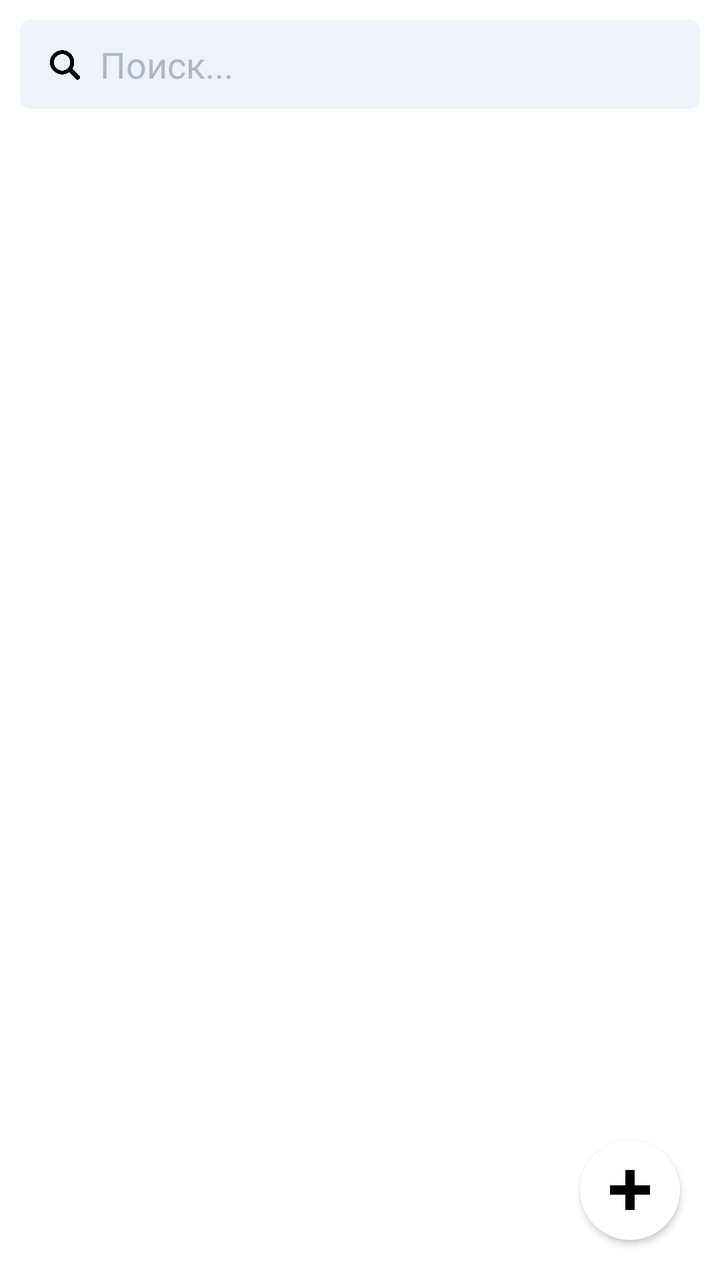
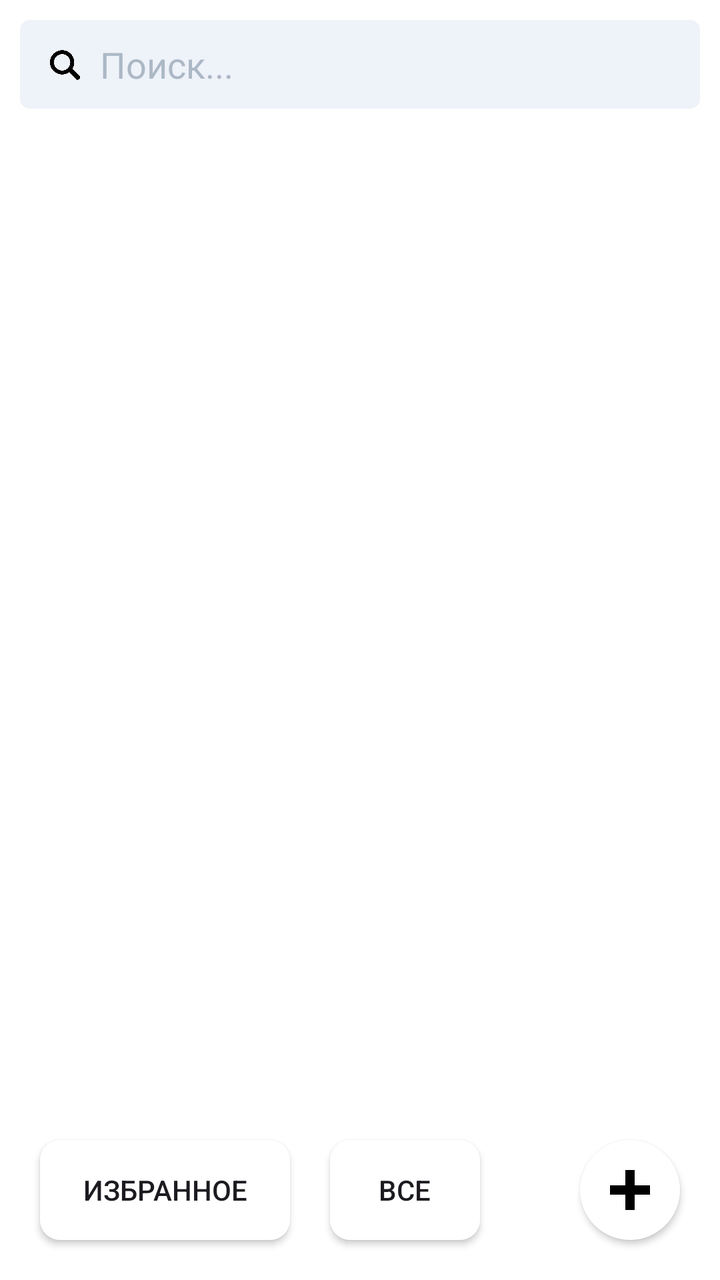

Two renders of the same Android screen: before a commit and after it. Below are the layout's source before the change and the commit's diff.
<!-- AndroidManifest.xml: application theme Theme.Notes_Klimov -->
<!-- res/layout/activity_notes.xml -->
<?xml version="1.0" encoding="utf-8"?>
<androidx.constraintlayout.widget.ConstraintLayout xmlns:android="http://schemas.android.com/apk/res/android"
    xmlns:app="http://schemas.android.com/apk/res-auto"
    xmlns:tools="http://schemas.android.com/tools"
    android:id="@+id/main"
    android:layout_width="match_parent"
    android:layout_height="match_parent"
    android:background="@color/white"
    tools:context=".presentations.NotesActivity">

    <EditText
        android:id="@+id/et_search"
        android:layout_width="match_parent"
        android:layout_height="wrap_content"
        android:layout_margin="10dp"
        android:background="@drawable/background_search"
        android:hint="Поиск..."
        android:paddingLeft="40dp"
        android:paddingTop="10dp"
        android:paddingRight="10dp"
        android:paddingBottom="10dp"
        android:textColor="@color/black"
        android:textColorHint="#ACB8C5"
        app:layout_constraintEnd_toEndOf="parent"
        app:layout_constraintStart_toStartOf="parent"
        app:layout_constraintTop_toTopOf="parent"/>

    <ImageView
        android:id="@+id/imageView"
        android:layout_width="15dp"
        android:layout_height="15dp"
        android:layout_marginTop="25dp"
        android:layout_marginLeft="25dp"
        android:src="@drawable/ic_search"
        app:layout_constraintStart_toStartOf="parent"
        app:layout_constraintTop_toTopOf="parent" />

    <ScrollView
        android:id="@+id/scrollView2"
        android:layout_width="match_parent"
        android:layout_height="0dp"
        android:layout_margin="10dp"
        app:layout_constraintBottom_toBottomOf="parent"
        app:layout_constraintEnd_toEndOf="parent"
        app:layout_constraintStart_toStartOf="parent"
        app:layout_constraintTop_toBottomOf="@+id/et_search">

        <GridLayout
            android:id="@+id/gl_notes"
            android:layout_width="match_parent"
            android:layout_height="wrap_content"
            android:columnCount="2"/>

    </ScrollView>

    <androidx.appcompat.widget.AppCompatButton
        android:id="@+id/btn_add_notes"
        android:layout_width="50dp"
        android:layout_height="50dp"
        android:layout_margin="20dp"
        android:background="@drawable/background_button"
        app:layout_constraintBottom_toBottomOf="parent"
        app:layout_constraintEnd_toEndOf="parent" />

</androidx.constraintlayout.widget.ConstraintLayout>
<!-- resources referenced by this layout -->
<resources>
  <color name="black">#FF000000</color>
  <color name="white">#FFFFFFFF</color>
  <!-- drawable background_button (drawable) -->
  <?xml version="1.0" encoding="utf-8"?>
  <layer-list xmlns:android="http://schemas.android.com/apk/res/android">
      <item>
          <shape>
              <solid android:color="@color/white"/>
              <corners android:radius="50dp"/>
          </shape>
      </item>
  
      <item
          android:drawable="@drawable/ic_plus"
          android:width="20dp"
          android:height="20dp"
          android:gravity="center"/>
  </layer-list>
  <!-- drawable background_search (drawable) -->
  <?xml version="1.0" encoding="utf-8"?>
  <shape xmlns:android="http://schemas.android.com/apk/res/android">
      <solid android:color="#EEF2F9"/>
      <corners android:radius="5dp"/>
  </shape>
  <!-- drawable ic_search: png bitmap (drawable, 7463 bytes) -->
  <style name="Theme.Notes_Klimov" parent="Base.Theme.Notes_Klimov" />
  <!-- drawable ic_plus: png bitmap (drawable, 1712 bytes) -->
  <style name="Base.Theme.Notes_Klimov" parent="Theme.Material3.DayNight.NoActionBar">
          
          
      </style>
</resources>

<!-- the commit's change to res/layout/activity_notes.xml (unified diff, before → after) -->
@@ -54,6 +54,26 @@
     </ScrollView>
 
     <androidx.appcompat.widget.AppCompatButton
+        android:id="@+id/btn_feature_notes"
+        android:layout_width="125dp"
+        android:layout_height="50dp"
+        android:layout_margin="20dp"
+        android:text="избранное"
+        android:background="@drawable/background_feature_btn"
+        app:layout_constraintBottom_toBottomOf="parent"
+        app:layout_constraintStart_toStartOf="parent" />
+
+    <androidx.appcompat.widget.AppCompatButton
+        android:id="@+id/btn_all_notes"
+        android:layout_width="75dp"
+        android:layout_height="50dp"
+        android:layout_margin="20dp"
+        android:background="@drawable/background_feature_btn"
+        android:text="все"
+        app:layout_constraintBottom_toBottomOf="parent"
+        app:layout_constraintStart_toEndOf="@+id/btn_feature_notes" />
+
+    <androidx.appcompat.widget.AppCompatButton
         android:id="@+id/btn_add_notes"
         android:layout_width="50dp"
         android:layout_height="50dp"
<!-- resource entries referenced after the edit -->
@@ -18,6 +18,12 @@
           android:height="20dp"
           android:gravity="center"/>
   </layer-list>
+  <!-- drawable background_feature_btn (drawable) -->
+  <?xml version="1.0" encoding="utf-8"?>
+  <shape xmlns:android="http://schemas.android.com/apk/res/android">
+      <solid android:color="@color/white"/>
+      <corners android:radius="10dp"/>
+  </shape>
   <!-- drawable background_search (drawable) -->
   <?xml version="1.0" encoding="utf-8"?>
   <shape xmlns:android="http://schemas.android.com/apk/res/android">
